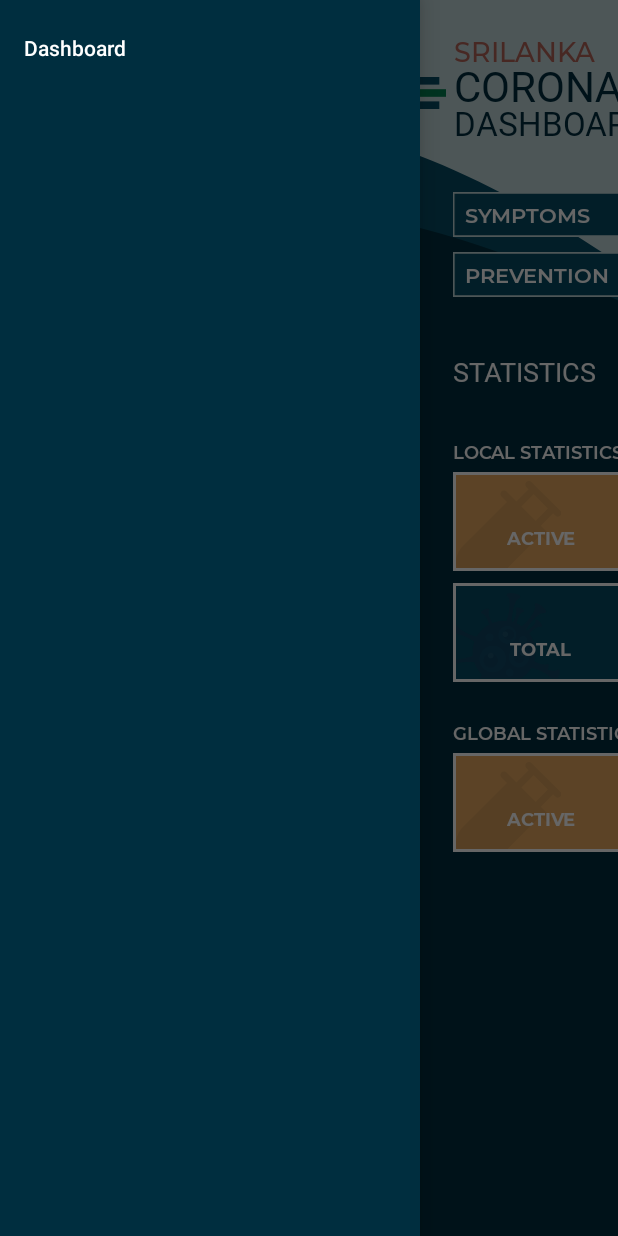
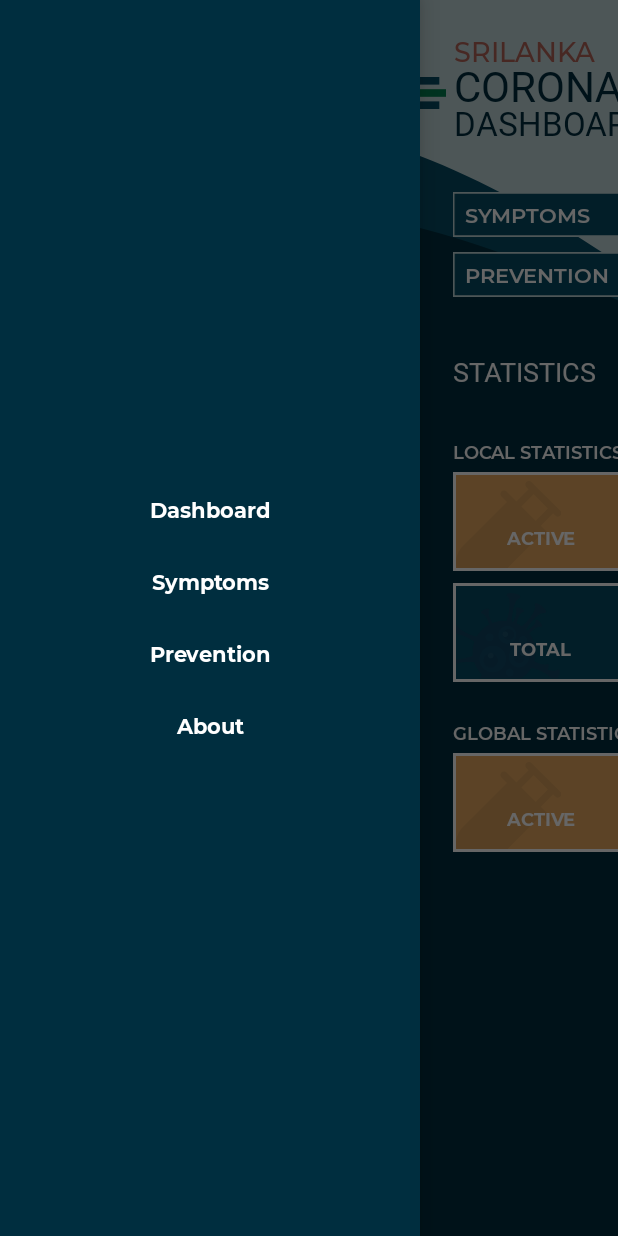
Before and after one commit to chathurabuddi/covid19-sl, an Android app: the screen it shows after launch (MainActivity), with the side drawer open, on a phone screen of 412 x 824 dp. Run offline under Robolectric (Android 15) with nearby library versions, the phone set to English and light mode, and no system bars; our stand-ins replace Shimmer, data binding; 20 statements that could not run were skipped.

Commit message:
side navigation menu design

```diff
--- a/app/src/main/res/layout/activity_main.xml
+++ b/app/src/main/res/layout/activity_main.xml
@@ -13,7 +13,9 @@
         android:layout_width="match_parent"
         android:layout_height="match_parent"
         android:background="@color/midnightBlue"
-        tools:context=".MainActivity">
+        tools:context=".MainActivity"
+        android:fitsSystemWindows="true"
+        tools:openDrawer="start">
 
         <androidx.constraintlayout.widget.ConstraintLayout
             android:id="@+id/content_main"
@@ -790,7 +792,51 @@
             android:layout_width="wrap_content"
             android:layout_height="match_parent"
             android:layout_gravity="start"
-            app:menu="@menu/menu_drawer" />
+            android:fitsSystemWindows="true" >
+
+            <LinearLayout
+                android:layout_width="match_parent"
+                android:layout_height="wrap_content"
+                android:layout_gravity="center"
+                android:orientation="vertical">
+
+                <TextView
+                    android:id="@+id/menu_dashboard"
+                    style="@style/nav_drawer_menu_item"
+                    android:layout_width="match_parent"
+                    android:layout_height="wrap_content"
+                    android:clickable="true"
+                    android:focusable="true"
+                    android:text="Dashboard" />
+
+                <TextView
+                    android:id="@+id/menu_symptoms"
+                    style="@style/nav_drawer_menu_item"
+                    android:layout_width="match_parent"
+                    android:layout_height="wrap_content"
+                    android:clickable="true"
+                    android:focusable="true"
+                    android:text="Symptoms" />
+
+                <TextView
+                    android:id="@+id/menu_prevention"
+                    style="@style/nav_drawer_menu_item"
+                    android:layout_width="match_parent"
+                    android:layout_height="wrap_content"
+                    android:clickable="true"
+                    android:focusable="true"
+                    android:text="Prevention" />
+
+                <TextView
+                    android:id="@+id/menu_about"
+                    style="@style/nav_drawer_menu_item"
+                    android:layout_width="match_parent"
+                    android:layout_height="wrap_content"
+                    android:clickable="true"
+                    android:focusable="true"
+                    android:text="About" />
+            </LinearLayout>
+        </com.google.android.material.navigation.NavigationView>
 
     </androidx.drawerlayout.widget.DrawerLayout>
 </layout>
--- a/app/src/main/res/values/styles.xml
+++ b/app/src/main/res/values/styles.xml
@@ -10,4 +10,14 @@
 
         <!--item name="fontFamily">@font/montserrat</item-->
     </style>
+
+    <style name="nav_drawer_menu_item">
+        <item name="android:gravity">center_vertical</item>
+        <item name="android:textAlignment">center</item>
+        <item name="android:textSize">14sp</item>
+        <item name="android:height">48dp</item>
+        <item name="fontFamily">@font/montserrat_bold</item>
+        <item name="android:textColor">@color/pureWhite</item>
+        <item name="android:background">?android:attr/selectableItemBackground</item>
+    </style>
 </resources>
```
